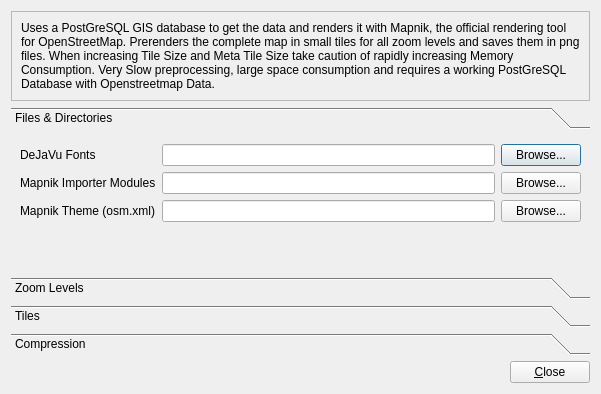
Before: the Qt Designer form plugins/osmrenderer/mrsettingsdialog.ui in shentok/MoNav, drawn with Qt 5.
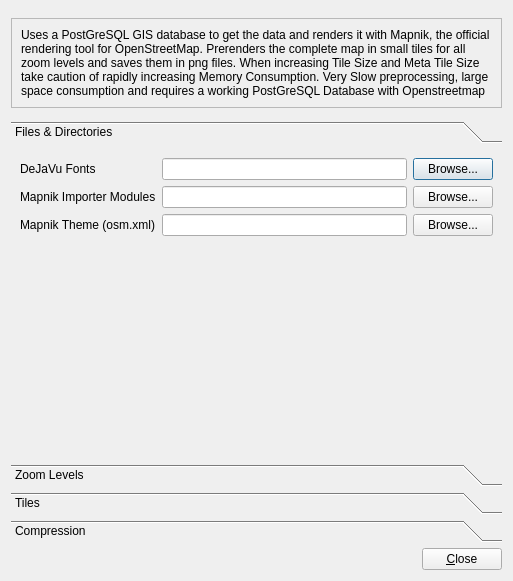
After: the same form once the commit is applied. The open tabs and pages were chosen to show the change.

Commit message: MapnikRenderer: Selected correct default pane in settings dialog

```diff
--- a/plugins/osmrenderer/mrsettingsdialog.ui
+++ b/plugins/osmrenderer/mrsettingsdialog.ui
@@ -2,6 +2,14 @@
 <ui version="4.0">
  <class>MRSettingsDialog</class>
  <widget class="QDialog" name="MRSettingsDialog">
+  <property name="geometry">
+   <rect>
+    <x>0</x>
+    <y>0</y>
+    <width>513</width>
+    <height>581</height>
+   </rect>
+  </property>
   <property name="sizePolicy">
    <sizepolicy hsizetype="Fixed" vsizetype="Fixed">
     <horstretch>0</horstretch>
@@ -56,8 +64,8 @@
        <rect>
         <x>0</x>
         <y>0</y>
-        <width>296</width>
-        <height>117</height>
+        <width>495</width>
+        <height>301</height>
        </rect>
       </property>
       <attribute name="label">
```
Left out of the diff: 6 changed lines with no effect on the pictures.
